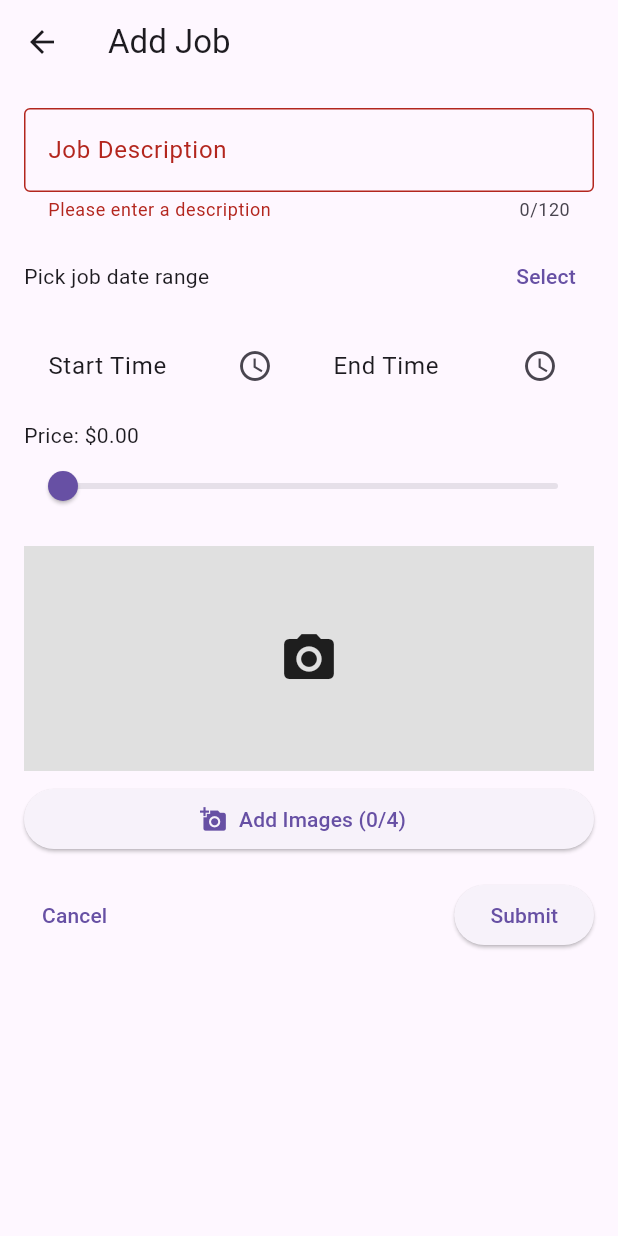
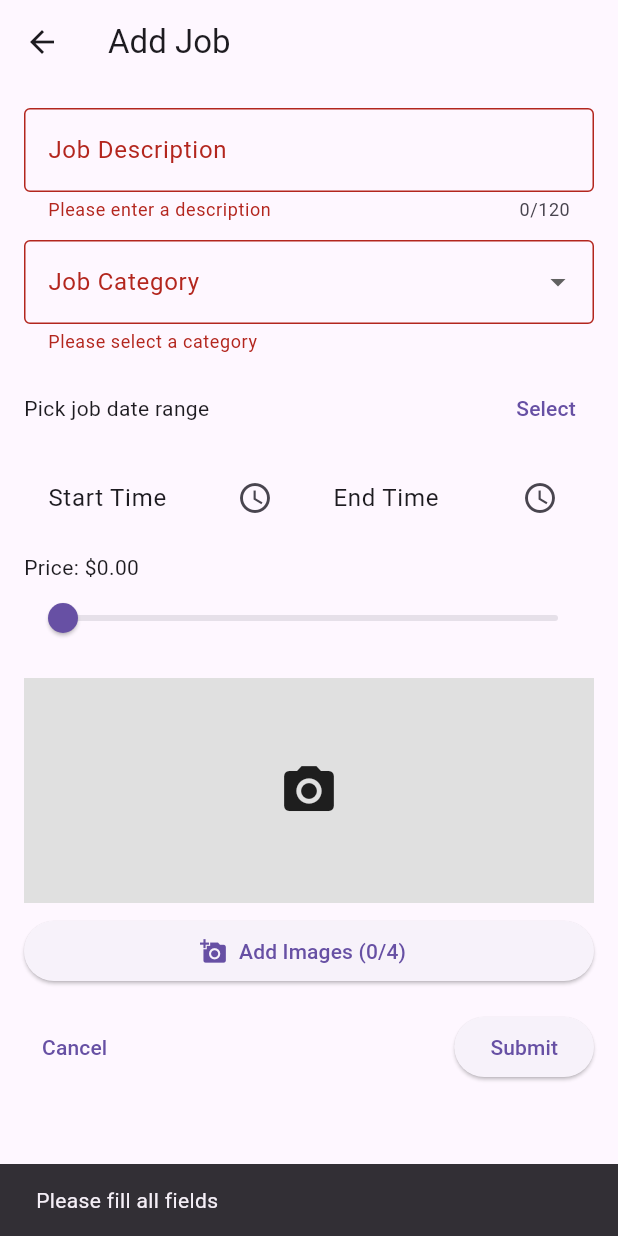
Before and after one commit to nourfahmy2003/Job-Done, a Flutter app: the JobForm screen opened directly, after a tap on "Submit", on a phone screen of 412 x 824 dp. Run offline on Flutter 3.47's test engine with Material 3 defaults, Android fonts, the light colour scheme and no system bars; our stand-ins replace carousel_slider, cloud_firestore, firebase_auth, firebase_core, firebase_storage, image_picker and 2 more; missing offline and left inert: firebase_ui_auth; accounts and stored records are empty.

Commit message:
Update add_job_view.dart

```diff
--- a/lib/Views/add_job_view.dart
+++ b/lib/Views/add_job_view.dart
@@ -28,6 +28,16 @@ class _JobFormState extends State<JobForm> {
   List<File> _selectedImages = [];
   List<String> _existingImages = [];
 
+  String? _selectedCategory;
+  final List<String> _categories = [
+    'Plumbing',
+    'Electrical',
+    'Cleaning',
+    'Painting',
+    'Gardening',
+    'Other',
+  ];
+
   @override
   void initState() {
     super.initState();
@@ -38,6 +48,7 @@ class _JobFormState extends State<JobForm> {
       _startTime = widget.initialData!.dailyTimeRange.start;
       _endTime = widget.initialData!.dailyTimeRange.end;
       _existingImages = List.from(widget.initialData!.imageUrls);
+      _selectedCategory = widget.initialData!.category;
     }
   }
 
@@ -102,7 +113,17 @@ class _JobFormState extends State<JobForm> {
   }
 
   Future<void> _saveJob() async {
-    if (!_formKey.currentState!.validate() || _jobDateRange == null || _startTime == null || _endTime == null) return;
+    if (!_formKey.currentState!.validate() ||
+        _jobDateRange == null ||
+        _startTime == null ||
+        _endTime == null ||
+        _selectedCategory == null) {
+      ScaffoldMessenger.of(context).showSnackBar(
+        const SnackBar(content: Text("Please fill all fields")),
+      );
+      return;
+    }
+
     _formKey.currentState!.save();
 
     final timeRange = TimeOfDayRange(start: _startTime!, end: _endTime!);
@@ -114,12 +135,12 @@ class _JobFormState extends State<JobForm> {
       jobDateRange: _jobDateRange!,
       dailyTimeRange: timeRange,
       imageUrls: _existingImages,
+      category: _selectedCategory!,
     );
 
     if (_selectedImages.isNotEmpty) {
       final jobId = job.id ?? DateTime.now().millisecondsSinceEpoch.toString();
       final uploadedUrls = await StorageService().uploadJobImages(_selectedImages, jobId);
-
       job.imageUrls.addAll(uploadedUrls);
     }
 
@@ -158,6 +179,22 @@ class _JobFormState extends State<JobForm> {
                     : null,
               ),
               const SizedBox(height: 12.0),
+
+              // Category dropdown
+              DropdownButtonFormField<String>(
+                value: _selectedCategory,
+                decoration: const InputDecoration(
+                  labelText: 'Job Category',
+                  border: OutlineInputBorder(),
+                ),
+                items: _categories
+                    .map((cat) => DropdownMenuItem(value: cat, child: Text(cat)))
+                    .toList(),
+                onChanged: (value) => setState(() => _selectedCategory = value),
+                validator: (value) => value == null ? 'Please select a category' : null,
+              ),
+              const SizedBox(height: 12.0),
+
               Row(
                 mainAxisAlignment: MainAxisAlignment.spaceBetween,
                 children: [
```
Lines whose indentation alone changed are shown as unchanged.
